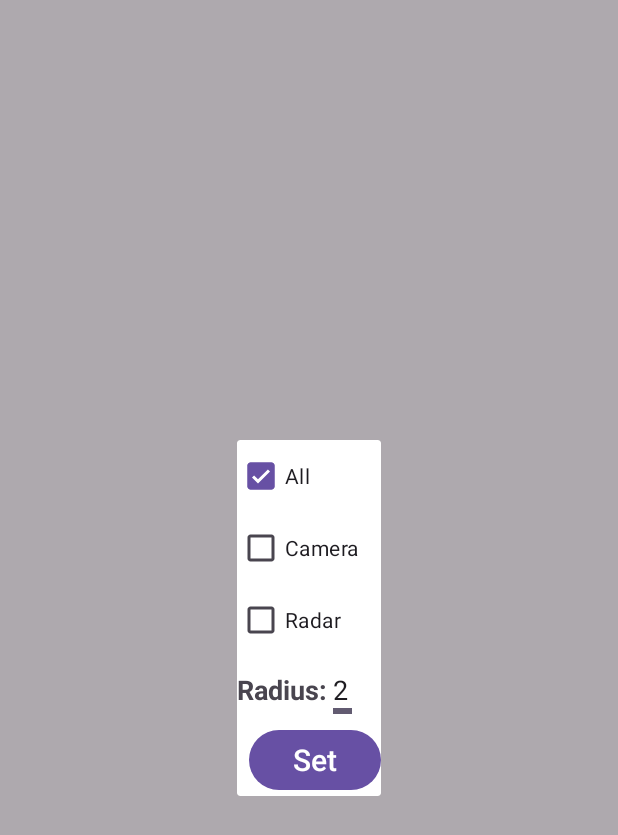
After one commit to predrag01/RMAS, an Android app: the fragment FilterFragment shown on its own in the app's theme, on a phone screen of 412 x 824 dp. The commit adds this screen. Shown: the top 835 px of the screen. Run offline under Robolectric (Android 15) with nearby library versions, the phone set to English and light mode, and no system bars.

Commit message:
Filtering markers

```diff
--- /dev/null
+++ b/app/src/main/java/elfak/mosis/underradar/fragments/FilterFragment.kt
@@ -0,0 +1,88 @@
+package elfak.mosis.underradar.fragments
+
+import android.os.Bundle
+import androidx.fragment.app.Fragment
+import android.view.LayoutInflater
+import android.view.View
+import android.view.ViewGroup
+import androidx.fragment.app.DialogFragment
+import elfak.mosis.underradar.R
+import elfak.mosis.underradar.databinding.FragmentFilterBinding
+
+class FilterFragment : DialogFragment() {
+
+    private  var _binding: FragmentFilterBinding?=null
+
+    private val binding get()=_binding!!
+
+    override fun onCreateView(
+        inflater: LayoutInflater, container: ViewGroup?,
+        savedInstanceState: Bundle?,
+    ): View? {
+        // Inflate the layout for this fragment
+        _binding=FragmentFilterBinding.inflate(inflater, container, false)
+
+        return binding.root
+    }
+
+    override fun onViewCreated(view: View, savedInstanceState: Bundle?) {
+        super.onViewCreated(view, savedInstanceState)
+
+        var value=2
+        binding.filterEditTextRadius.setText(value.toString())
+
+        binding.filterCameraCheckbox.setOnClickListener {
+
+            if(!binding.filterAllCheckbox.isChecked && !binding.filterRadarCheckbox.isChecked)
+            {
+                binding.filterCameraCheckbox.setChecked(true)
+            }
+
+            if(binding.filterAllCheckbox.isChecked)
+            {
+                binding.filterAllCheckbox.setChecked(false)
+            }
+
+            if(binding.filterRadarCheckbox.isChecked)
+            {
+                binding.filterRadarCheckbox.setChecked(false)
+            }
+        }
+
+        binding.filterAllCheckbox.setOnClickListener {
+
+            if(!binding.filterCameraCheckbox.isChecked && !binding.filterRadarCheckbox.isChecked)
+            {
+                binding.filterAllCheckbox.setChecked(true)
+            }
+
+            if(binding.filterCameraCheckbox.isChecked)
+            {
+                binding.filterCameraCheckbox.setChecked(false)
+            }
+
+            if(binding.filterRadarCheckbox.isChecked)
+            {
+                binding.filterRadarCheckbox.setChecked(false)
+            }
+        }
+
+        binding.filterRadarCheckbox.setOnClickListener {
+
+            if(!binding.filterCameraCheckbox.isChecked && !binding.filterAllCheckbox.isChecked)
+            {
+                binding.filterRadarCheckbox.setChecked(true)
+            }
+
+            if(binding.filterCameraCheckbox.isChecked)
+            {
+                binding.filterCameraCheckbox.setChecked(false)
+            }
+
+            if(binding.filterAllCheckbox.isChecked)
+            {
+                binding.filterAllCheckbox.setChecked(false)
+            }
+        }
+    }
+}
--- /dev/null
+++ b/app/src/main/res/layout/fragment_filter.xml
@@ -0,0 +1,65 @@
+<?xml version="1.0" encoding="utf-8"?>
+<FrameLayout xmlns:android="http://schemas.android.com/apk/res/android"
+    xmlns:tools="http://schemas.android.com/tools"
+    android:layout_width="match_parent"
+    android:layout_height="match_parent"
+    xmlns:app="http://schemas.android.com/apk/res-auto"
+    tools:context=".fragments.FilterFragment">
+
+    <LinearLayout
+        android:layout_width="match_parent"
+        android:layout_height="wrap_content"
+        android:orientation="vertical">
+
+        <CheckBox
+            android:id="@+id/filterAllCheckbox"
+            android:layout_width="wrap_content"
+            android:layout_height="wrap_content"
+            android:text="All"
+            android:checked="true"/>
+
+        <CheckBox
+            android:id="@+id/filterCameraCheckbox"
+            android:layout_width="wrap_content"
+            android:layout_height="wrap_content"
+            android:text="Camera"/>
+
+        <CheckBox
+            android:id="@+id/filterRadarCheckbox"
+            android:layout_width="wrap_content"
+            android:layout_height="wrap_content"
+            android:text="Radar"/>
+
+        <LinearLayout
+            android:layout_width="match_parent"
+            android:layout_height="wrap_content"
+            android:orientation="horizontal">
+
+            <TextView
+                android:id="@+id/radius"
+                android:layout_width="wrap_content"
+                android:layout_height="wrap_content"
+                android:textSize="18sp"
+                android:textStyle="bold"
+                android:text="Radius:"/>
+
+            <EditText
+                android:id="@+id/filterEditTextRadius"
+                android:layout_width="wrap_content"
+                android:layout_height="wrap_content"
+                android:backgroundTintMode="add"
+                android:inputType="number" />
+
+        </LinearLayout>
+
+        <Button
+            android:id="@+id/filterButtonSet"
+            android:layout_width="wrap_content"
+            android:layout_height="wrap_content"
+            android:layout_weight="2"
+            android:layout_marginStart="8dp"
+            android:text="Set"
+            android:textSize="20sp"
+            android:layout_gravity="end"/>
+    </LinearLayout>
+</FrameLayout>
```
Also changed, not shown: app/src/main/java/elfak/mosis/underradar/fragments/HomeFragment.kt (+26 -10 lines), app/src/main/java/elfak/mosis/underradar/viewmodels/DeviceViewModel.kt (+48 -5 lines).
